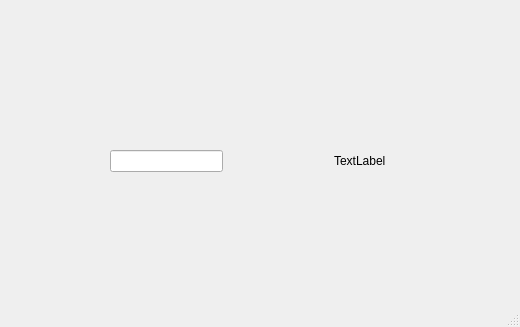
Qt form UI_files/test_napis.ui (Ukasz-Witkowski/pomiar_oporu) before a commit.
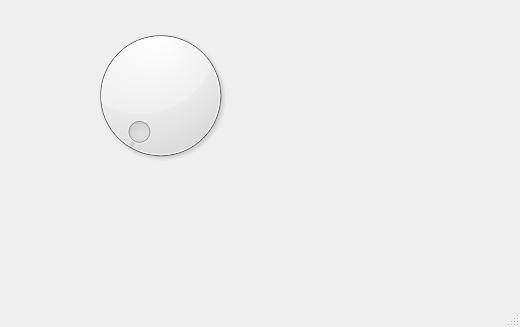
The same form after that commit.

Patch:
```diff
--- a/UI_files/test_napis.ui
+++ b/UI_files/test_napis.ui
@@ -14,28 +14,20 @@
    <string>MainWindow</string>
   </property>
   <widget class="QWidget" name="centralwidget">
-   <widget class="QLineEdit" name="lineEdit">
+   <widget class="QWidget" name="widget" native="true">
     <property name="geometry">
      <rect>
-      <x>110</x>
-      <y>150</y>
-      <width>113</width>
-      <height>22</height>
+      <x>60</x>
+      <y>20</y>
+      <width>201</width>
+      <height>151</height>
      </rect>
     </property>
-   </widget>
-   <widget class="QLabel" name="label">
-    <property name="geometry">
-     <rect>
-      <x>334</x>
-      <y>150</y>
-      <width>101</width>
-      <height>21</height>
-     </rect>
-    </property>
-    <property name="text">
-     <string>TextLabel</string>
-    </property>
+    <layout class="QGridLayout" name="gridLayout">
+     <item row="0" column="0">
+      <widget class="QDial" name="dial"/>
+     </item>
+    </layout>
    </widget>
   </widget>
   <widget class="QMenuBar" name="menubar">
```
Left out of the diff: 19 changed lines with no effect on the pictures.
